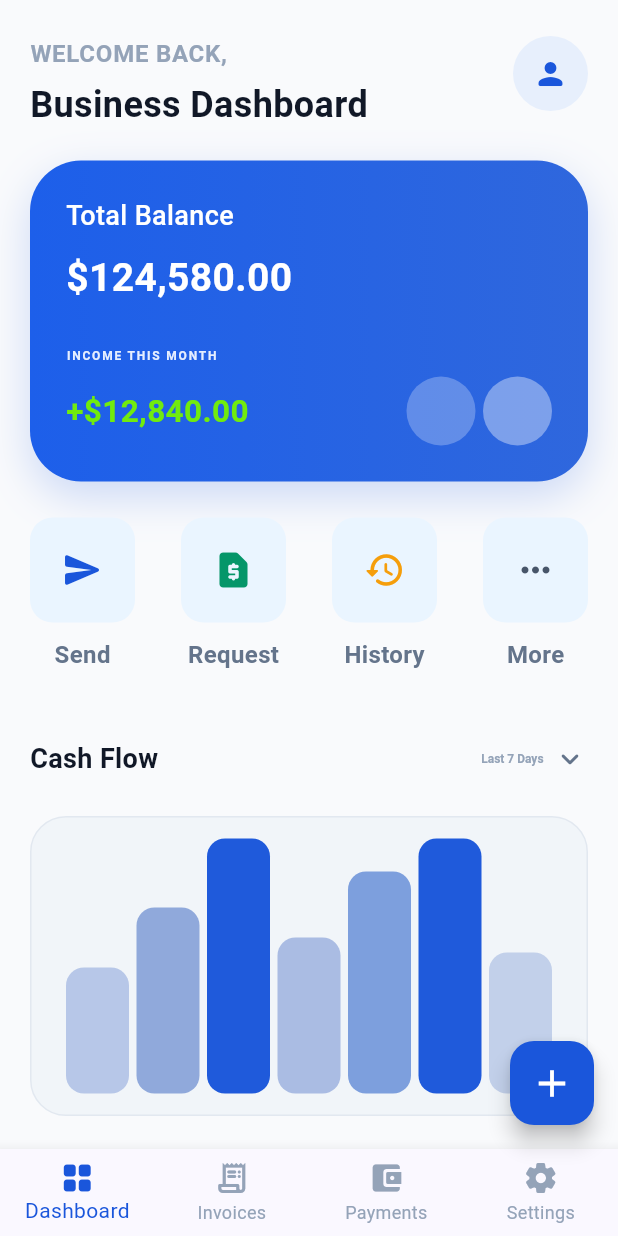
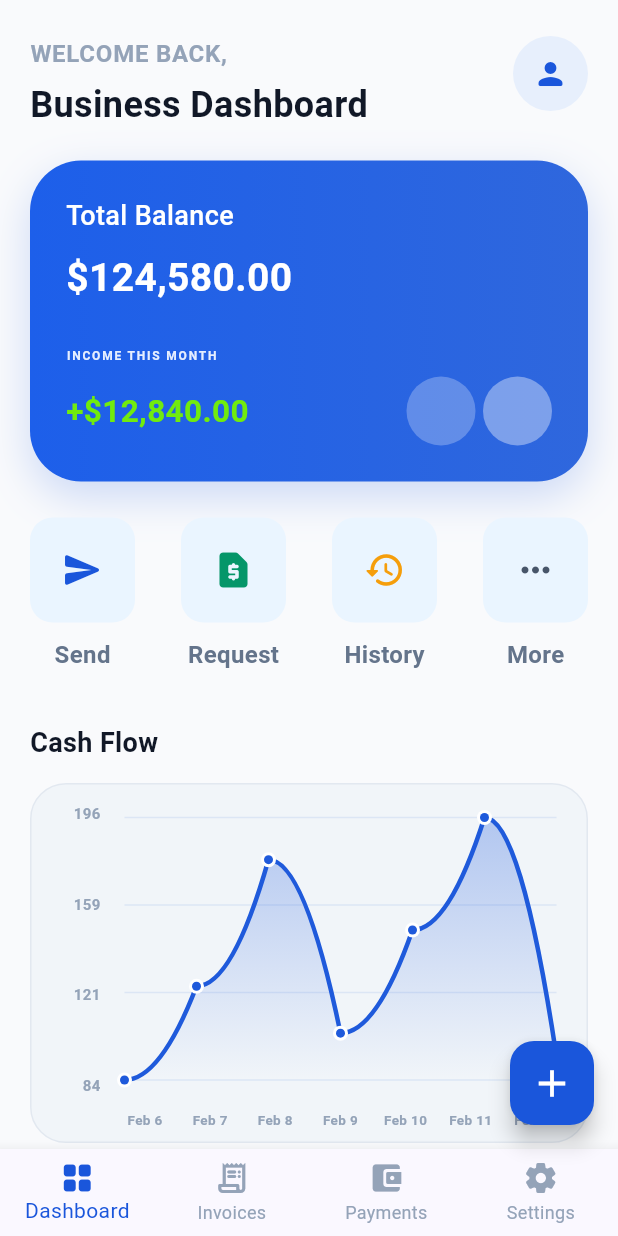
Before and after one commit to Ragavan-Promantus/payment-mobile-app-ui, a Flutter app: the DashboardScreen screen opened directly, on a phone screen of 412 x 824 dp. Run offline on Flutter 3.47's test engine with Material 3 defaults, Android fonts, the phone set to English and light mode, and no system bars.

Commit message:
cash flow grap implemented

```diff
--- a/lib/screens/dashboard/dashboard_screen.dart
+++ b/lib/screens/dashboard/dashboard_screen.dart
@@ -2,7 +2,7 @@ import 'package:flutter/material.dart';
 
 import '../../theme/app_theme.dart';
 import 'widgets/balance_card.dart';
-import 'widgets/dashboard_bar.dart';
+import 'widgets/cash_flow_line_graph.dart';
 import 'widgets/quick_action.dart';
 import 'widgets/transaction_tile.dart';
 
@@ -14,15 +14,35 @@ class DashboardScreen extends StatefulWidget {
 }
 
 class _DashboardScreenState extends State<DashboardScreen> {
+  static const List<double> _cashFlowValues = [84, 124, 178, 104, 148, 196, 94];
   static const List<String> _cashFlowRanges = [
     'Last 7 Days',
     'Last 30 Days',
     'Last 3 Month',
   ];
+
   String _selectedCashFlowRange = 'Last 7 Days';
+
+  List<CashFlowPoint> _buildCashFlowPoints() {
+    final DateTime now = DateTime.now();
+    final int stepDays = switch (_selectedCashFlowRange) {
+      'Last 30 Days' => 5,
+      'Last 3 Month' => 15,
+      _ => 1,
+    };
+
+    return List.generate(_cashFlowValues.length, (index) {
+      final date = now.subtract(
+        Duration(days: stepDays * (_cashFlowValues.length - 1 - index)),
+      );
+      return CashFlowPoint(value: _cashFlowValues[index], date: date);
+    });
+  }
 
   @override
   Widget build(BuildContext context) {
+    final cashFlowPoints = _buildCashFlowPoints();
+
     return Scaffold(
       backgroundColor: const Color(0xFFF9FAFC),
       floatingActionButton: FloatingActionButton(
@@ -143,62 +163,47 @@ class _DashboardScreenState extends State<DashboardScreen> {
                     ),
                   ),
                   const Spacer(),
-                  DropdownButtonHideUnderline(
-                    child: DropdownButton<String>(
-                      value: _selectedCashFlowRange,
-                      style: const TextStyle(
-                        color: Color(0xFF94A3B8),
-                        fontSize: 16 / 2,
-                        fontWeight: FontWeight.w700,
-                      ),
-                      icon: const Icon(
-                        Icons.keyboard_arrow_down_rounded,
-                        color: Color(0xFF64748B),
-                      ),
-                      items: _cashFlowRanges
-                          .map(
-                            (range) => DropdownMenuItem<String>(
-                              value: range,
-                              child: Text(range),
-                            ),
-                          )
-                          .toList(),
-                      onChanged: (value) {
-                        if (value == null) return;
-                        setState(() {
-                          _selectedCashFlowRange = value;
-                        });
-                      },
-                    ),
-                  ),
+                  // DropdownButtonHideUnderline(
+                  //   child: DropdownButton<String>(
+                  //     value: _selectedCashFlowRange,
+                  //     style: const TextStyle(
+                  //       color: Color(0xFF94A3B8),
+                  //       fontSize: 16 / 2,
+                  //       fontWeight: FontWeight.w700,
+                  //     ),
+                  //     icon: const Icon(
+                  //       Icons.keyboard_arrow_down_rounded,
+                  //       color: Color(0xFF64748B),
+                  //     ),
+                  //     items: _cashFlowRanges
+                  //         .map(
+                  //           (range) => DropdownMenuItem<String>(
+                  //             value: range,
+                  //             child: Text(range),
+                  //           ),
+                  //         )
+                  //         .toList(),
+                  //     onChanged: (value) {
+                  //       if (value == null) return;
+                  //       setState(() {
+                  //         _selectedCashFlowRange = value;
+                  //       });
+                  //     },
+                  //   ),
+                  // ),
                 ],
               ),
               const SizedBox(height: 14),
               Container(
-                height: 200,
+                height: 240,
                 width: double.infinity,
-                padding: const EdgeInsets.symmetric(
-                  horizontal: 18,
-                  vertical: 14,
-                ),
+                padding: const EdgeInsets.fromLTRB(12, 12, 12, 8),
                 decoration: BoxDecoration(
                   color: const Color(0xFFF1F5F9),
                   borderRadius: BorderRadius.circular(24),
                   border: Border.all(color: const Color(0xFFE2E8F0)),
                 ),
-                child: const Row(
-                  crossAxisAlignment: CrossAxisAlignment.end,
-                  mainAxisAlignment: MainAxisAlignment.spaceEvenly,
-                  children: [
-                    DashboardBar(height: 84, color: Color(0xFFB7C7E8)),
-                    DashboardBar(height: 124, color: Color(0xFF90A9DB)),
-                    DashboardBar(height: 178, color: Color(0xFF1F5ADB)),
-                    DashboardBar(height: 104, color: Color(0xFFAABCE3)),
-                    DashboardBar(height: 148, color: Color(0xFF7D9FDD)),
-                    DashboardBar(height: 196, color: Color(0xFF1F5ADB)),
-                    DashboardBar(height: 94, color: Color(0xFFC2D0EA)),
-                  ],
-                ),
+                child: CashFlowLineGraph(points: cashFlowPoints),
               ),
               const SizedBox(height: 30),
               Row(
--- /dev/null
+++ b/lib/screens/dashboard/widgets/cash_flow_line_graph.dart
@@ -0,0 +1,276 @@
+import 'dart:math' as math;
+
+import 'package:flutter/material.dart';
+
+class CashFlowPoint {
+  const CashFlowPoint({required this.value, required this.date});
+
+  final double value;
+  final DateTime date;
+}
+
+class CashFlowLineGraph extends StatefulWidget {
+  const CashFlowLineGraph({super.key, required this.points});
+
+  final List<CashFlowPoint> points;
+
+  @override
+  State<CashFlowLineGraph> createState() => _CashFlowLineGraphState();
+}
+
+class _CashFlowLineGraphState extends State<CashFlowLineGraph> {
+  static const int _yTickCount = 4;
+  int? _selectedIndex;
+
+  List<CashFlowPoint> get _points => widget.points;
+
+  String _formatDate(DateTime date) {
+    const months = [
+      'Jan',
+      'Feb',
+      'Mar',
+      'Apr',
+      'May',
+      'Jun',
+      'Jul',
+      'Aug',
+      'Sep',
+      'Oct',
+      'Nov',
+      'Dec',
+    ];
+    return '${months[date.month - 1]} ${date.day}';
+  }
+
+  List<double> _buildYAxisTicks() {
+    if (_points.isEmpty) return const [];
+    final minY = _points.map((e) => e.value).reduce(math.min);
+    final maxY = _points.map((e) => e.value).reduce(math.max);
+    final range = (maxY - minY).abs() < 1 ? 1.0 : (maxY - minY);
+    return List.generate(
+      _yTickCount,
+      (index) => maxY - ((range / (_yTickCount - 1)) * index),
+    );
+  }
+
+  String _formatTick(double value) => value.toStringAsFixed(0);
+
+  void _selectNearestPoint(double localX, double width) {
+    if (_points.length < 2) return;
+    const horizontalPadding = 8.0;
+    final chartWidth = width - (horizontalPadding * 2);
+    if (chartWidth <= 0) return;
+
+    final clampedX = (localX - horizontalPadding).clamp(0.0, chartWidth);
+    final step = chartWidth / (_points.length - 1);
+    final index = (clampedX / step).round().clamp(0, _points.length - 1);
+
+    setState(() {
+      _selectedIndex = _selectedIndex == index ? null : index;
+    });
+  }
+
+  @override
+  Widget build(BuildContext context) {
+    if (_points.isEmpty) {
+      return const Center(
+        child: Text(
+          'No data',
+          style: TextStyle(
+            color: Color(0xFF94A3B8),
+            fontWeight: FontWeight.w600,
+          ),
+        ),
+      );
+    }
+
+    final yTicks = _buildYAxisTicks();
+
+    return Column(
+      children: [
+        Expanded(
+          child: Row(
+            children: [
+              SizedBox(
+                width: 34,
+                child: Column(
+                  mainAxisAlignment: MainAxisAlignment.spaceBetween,
+                  crossAxisAlignment: CrossAxisAlignment.end,
+                  children: yTicks
+                      .map(
+                        (tick) => Text(
+                          _formatTick(tick),
+                          style: const TextStyle(
+                            color: Color(0xFF94A3B8),
+                            fontSize: 10,
+                            fontWeight: FontWeight.w600,
+                          ),
+                        ),
+                      )
+                      .toList(),
+                ),
+              ),
+              const SizedBox(width: 8),
+              Expanded(
+                child: LayoutBuilder(
+                  builder: (context, constraints) {
+                    return GestureDetector(
+                      behavior: HitTestBehavior.opaque,
+                      onTapDown: (details) {
+                        _selectNearestPoint(
+                          details.localPosition.dx,
+                          constraints.maxWidth,
+                        );
+                      },
+                      child: CustomPaint(
+                        painter: _CashFlowLinePainter(
+                          points: _points,
+                          selectedIndex: _selectedIndex,
+                        ),
+                        child: const SizedBox.expand(),
+                      ),
+                    );
+                  },
+                ),
+              ),
+            ],
+          ),
+        ),
+        const SizedBox(height: 10),
+        Row(
+          children: [
+            const SizedBox(width: 42),
+            Expanded(
+              child: Row(
+                children: List.generate(_points.length, (index) {
+                  return Expanded(
+                    child: Text(
+                      _formatDate(_points[index].date),
+                      textAlign: TextAlign.center,
+                      style: const TextStyle(
+                        color: Color(0xFF94A3B8),
+                        fontSize: 9,
+                        fontWeight: FontWeight.w600,
+                      ),
+                    ),
+                  );
+                }),
+              ),
+            ),
+          ],
+        ),
+      ],
+    );
+  }
+}
+
+class _CashFlowLinePainter extends CustomPainter {
+  _CashFlowLinePainter({required this.points, required this.selectedIndex});
+
+  final List<CashFlowPoint> points;
+  final int? selectedIndex;
+
+  @override
+  void paint(Canvas canvas, Size size) {
+    if (points.length < 2) return;
+
+    const horizontalPadding = 8.0;
+    const verticalPadding = 10.0;
+    final chartRect = Rect.fromLTWH(
+      horizontalPadding,
+      verticalPadding,
+      size.width - (horizontalPadding * 2),
+      size.height - (verticalPadding * 2),
+    );
+
+    final minY = points.map((e) => e.value).reduce(math.min);
+    final maxY = points.map((e) => e.value).reduce(math.max);
+    final yRange = (maxY - minY).abs() < 1 ? 1.0 : (maxY - minY);
+
+    final gridPaint = Paint()
+      ..color = const Color(0xFFDCE6F5)
+      ..strokeWidth = 1;
+    for (int i = 0; i < 4; i++) {
+      final y = chartRect.top + (chartRect.height / 3) * i;
+      canvas.drawLine(
+        Offset(chartRect.left, y),
+        Offset(chartRect.right, y),
+        gridPaint,
+      );
+    }
+
+    final pointsOffset = <Offset>[];
+    for (int i = 0; i < points.length; i++) {
+      final x = chartRect.left + (chartRect.width / (points.length - 1)) * i;
+      final normalizedY = (points[i].value - minY) / yRange;
+      final y = chartRect.bottom - (normalizedY * chartRect.height);
+      pointsOffset.add(Offset(x, y));
+    }
+
+    final linePath = Path()..moveTo(pointsOffset.first.dx, pointsOffset.first.dy);
+    for (int i = 1; i < pointsOffset.length; i++) {
+      final prev = pointsOffset[i - 1];
+      final curr = pointsOffset[i];
+      final controlPoint = Offset((prev.dx + curr.dx) / 2, prev.dy);
+      linePath.quadraticBezierTo(
+        controlPoint.dx,
+        controlPoint.dy,
+        curr.dx,
+        curr.dy,
+      );
+    }
+
+    final areaPath = Path.from(linePath)
+      ..lineTo(pointsOffset.last.dx, chartRect.bottom)
+      ..lineTo(pointsOffset.first.dx, chartRect.bottom)
+      ..close();
+
+    final areaPaint = Paint()
+      ..shader = const LinearGradient(
+        begin: Alignment.topCenter,
+        end: Alignment.bottomCenter,
+        colors: [Color(0x4D1F5ADB), Color(0x001F5ADB)],
+      ).createShader(chartRect);
+    canvas.drawPath(areaPath, areaPaint);
+
+    final linePaint = Paint()
+      ..color = const Color(0xFF1F5ADB)
+      ..strokeWidth = 3
+      ..style = PaintingStyle.stroke;
+    canvas.drawPath(linePath, linePaint);
+
+    final pointPaint = Paint()..color = const Color(0xFF1F5ADB);
+    final pointBorderPaint = Paint()..color = Colors.white;
+    for (int i = 0; i < pointsOffset.length; i++) {
+      final point = pointsOffset[i];
+      canvas.drawCircle(point, 5, pointBorderPaint);
+      canvas.drawCircle(point, 3, pointPaint);
+
+      if (selectedIndex == i) {
+        final labelPainter = TextPainter(
+          text: TextSpan(
+            text: points[i].value.toStringAsFixed(0),
+            style: const TextStyle(
+              color: Color(0xFF334155),
+              fontSize: 10,
+              fontWeight: FontWeight.w700,
+            ),
+          ),
+          textDirection: TextDirection.ltr,
+        )..layout();
+
+        final labelOffset = Offset(
+          point.dx - (labelPainter.width / 2),
+          point.dy - 18,
+        );
+        labelPainter.paint(canvas, labelOffset);
+      }
+    }
+  }
+
+  @override
+  bool shouldRepaint(covariant _CashFlowLinePainter oldDelegate) {
+    return oldDelegate.points != points ||
+        oldDelegate.selectedIndex != selectedIndex;
+  }
+}
```
Also changed, not shown: lib/screens/dashboard/widgets/dashboard_bar.dart (+87 -7 lines).
